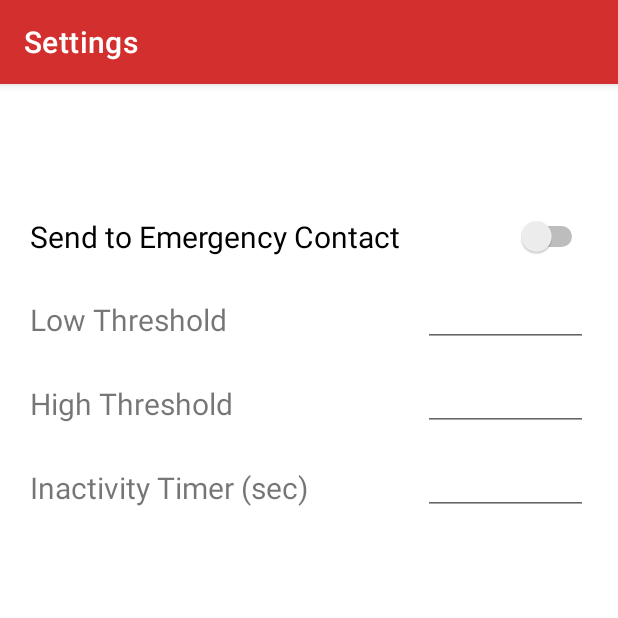
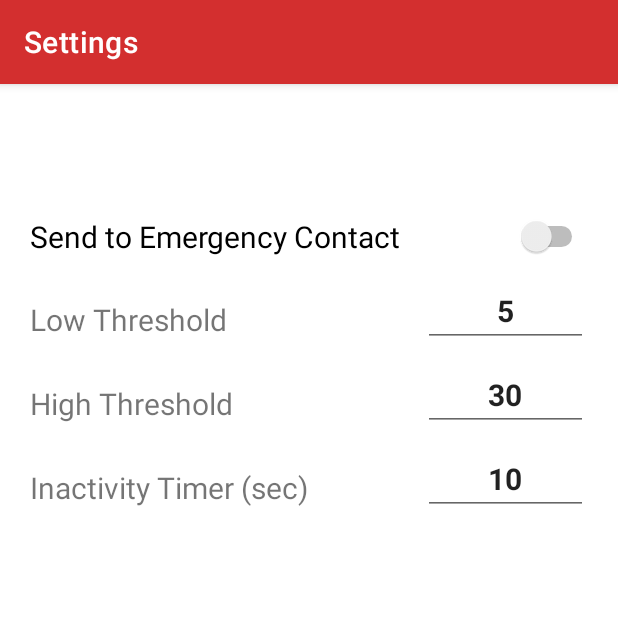
Before and after one commit to wxo15/GraVT, an Android app: the SettingsFragment screen opened through its navigation route, on a phone screen of 412 x 824 dp, the top half of it. Run offline under Robolectric (Android 15) with nearby library versions, the phone set to English and light mode, and no system bars; our stand-ins replace navigation-ui; libraries missing offline, so code that uses them is left out: com.jjoe64.graphview; 8 statements that could not run were skipped.

Commit message:
user setting persistence

```diff
--- a/app/src/main/java/com/example/gravt/ui/dashboard/DashboardFragment.java
+++ b/app/src/main/java/com/example/gravt/ui/dashboard/DashboardFragment.java
@@ -12,13 +12,9 @@ import android.view.ViewGroup;
 import android.widget.TextView;
 
 import androidx.annotation.NonNull;
-import androidx.annotation.Nullable;
 import androidx.fragment.app.Fragment;
-import androidx.lifecycle.Observer;
-import androidx.lifecycle.ViewModelProvider;
 
 import com.example.gravt.R;
-import com.example.gravt.databinding.ActivityMainBinding;
 import com.example.gravt.databinding.FragmentDashboardBinding;
 import com.jjoe64.graphview.GraphView;
 import com.jjoe64.graphview.Viewport;
@@ -31,7 +27,6 @@ import java.util.List;
 
 public class DashboardFragment extends Fragment {
 
-    private DashboardViewModel dashboardViewModel;
     private FragmentDashboardBinding binding;
 
     TextView txt_acc, txt_acc_curr;
@@ -88,8 +83,6 @@ public class DashboardFragment extends Fragment {
 
     public View onCreateView(@NonNull LayoutInflater inflater,
                              ViewGroup container, Bundle savedInstanceState) {
-        dashboardViewModel =
-                new ViewModelProvider(this).get(DashboardViewModel.class);
 
         binding = FragmentDashboardBinding.inflate(inflater, container, false);
         View root = binding.getRoot();
--- a/app/src/main/java/com/example/gravt/ui/dashboard/DashboardViewModel.java
+++ /dev/null
@@ -1,19 +0,0 @@
-package com.example.gravt.ui.dashboard;
-
-import androidx.lifecycle.LiveData;
-import androidx.lifecycle.MutableLiveData;
-import androidx.lifecycle.ViewModel;
-
-public class DashboardViewModel extends ViewModel {
-
-    private MutableLiveData<String> mText;
-
-    public DashboardViewModel() {
-        mText = new MutableLiveData<>();
-        mText.setValue("This is dashboard fragment");
-    }
-
-    public LiveData<String> getText() {
-        return mText;
-    }
-}
--- a/app/src/main/java/com/example/gravt/ui/settings/SettingsFragment.java
+++ b/app/src/main/java/com/example/gravt/ui/settings/SettingsFragment.java
@@ -1,5 +1,6 @@
 package com.example.gravt.ui.settings;
 
+import android.content.SharedPreferences;
 import android.os.Bundle;
 import android.view.LayoutInflater;
 import android.view.View;
@@ -7,22 +8,16 @@ import android.view.ViewGroup;
 import android.widget.TextView;
 
 import androidx.annotation.NonNull;
-import androidx.annotation.Nullable;
 import androidx.fragment.app.Fragment;
-import androidx.lifecycle.Observer;
-import androidx.lifecycle.ViewModelProvider;
 
 import com.example.gravt.databinding.FragmentSettingsBinding;
 
 public class SettingsFragment extends Fragment {
 
-    private SettingsViewModel settingsViewModel;
     private FragmentSettingsBinding binding;
 
     public View onCreateView(@NonNull LayoutInflater inflater,
                              ViewGroup container, Bundle savedInstanceState) {
-        settingsViewModel =
-                new ViewModelProvider(this).get(SettingsViewModel.class);
 
         binding = FragmentSettingsBinding.inflate(inflater, container, false);
         View root = binding.getRoot();
@@ -36,10 +31,34 @@ public class SettingsFragment extends Fragment {
             }
         });
          */
+
         return root;
     }
 
+    public void onResume() {
+        super.onResume();
+
+        // populate setting based on preferences
+        SharedPreferences settings = this.getActivity().getSharedPreferences("settings", 0);
+        binding.sendEmergencyContactSwitch.setChecked(settings.getBoolean("send_emergency_contact", false));
+        binding.editHighThreshold.setText(Integer.toString(settings.getInt("high_thres", 30)));
+        binding.editLowThreshold.setText(Integer.toString(settings.getInt("low_thres", 5)));
+        binding.editInactivityTimer.setText(Integer.toString(settings.getInt("inactivity_timer", 10)));
+    }
+
     @Override
+    public void onPause() {
+        super.onPause();
+        // write to preferences
+        SharedPreferences settings = this.getActivity().getSharedPreferences("settings", 0);
+        SharedPreferences.Editor editor = settings.edit();
+        editor.putBoolean("send_emergency_contact", binding.sendEmergencyContactSwitch.isChecked());
+        editor.putInt("high_thres", Integer.parseInt(binding.editHighThreshold.getText().toString()));
+        editor.putInt("low_thres", Integer.parseInt(binding.editLowThreshold.getText().toString()));
+        editor.putInt("inactivity_timer", Integer.parseInt(binding.editInactivityTimer.getText().toString()));
+        editor.commit();
+    }
+
     public void onDestroyView() {
         super.onDestroyView();
         binding = null;
--- a/app/src/main/java/com/example/gravt/ui/settings/SettingsViewModel.java
+++ /dev/null
@@ -1,19 +0,0 @@
-package com.example.gravt.ui.settings;
-
-import androidx.lifecycle.LiveData;
-import androidx.lifecycle.MutableLiveData;
-import androidx.lifecycle.ViewModel;
-
-public class SettingsViewModel extends ViewModel {
-
-    private MutableLiveData<String> mText;
-
-    public SettingsViewModel() {
-        mText = new MutableLiveData<>();
-        mText.setValue("This is settings fragment");
-    }
-
-    public LiveData<String> getText() {
-        return mText;
-    }
-}
--- a/app/src/main/res/layout/fragment_settings.xml
+++ b/app/src/main/res/layout/fragment_settings.xml
@@ -7,15 +7,18 @@
     tools:context=".ui.settings.SettingsFragment">
 
     <EditText
-        android:id="@+id/editTextNumber4"
+        android:id="@+id/edit_inactivity_timer"
         android:layout_width="110dp"
-        android:layout_height="32dp"
-        android:layout_marginTop="24dp"
+        android:layout_height="45dp"
         android:layout_marginEnd="20dp"
         android:ems="10"
         android:inputType="number"
-        app:layout_constraintEnd_toEndOf="parent"
-        app:layout_constraintTop_toBottomOf="@+id/editTextNumber2" />
+        android:maxLines="1"
+        android:textAlignment="center"
+        android:textSize="20sp"
+        android:textStyle="bold"
+        app:layout_constraintBottom_toBottomOf="@+id/textView3"
+        app:layout_constraintEnd_toEndOf="parent" />
 
     <TextView
         android:id="@+id/textView3"
@@ -29,15 +32,18 @@
         app:layout_constraintTop_toBottomOf="@+id/textView2" />
 
     <EditText
-        android:id="@+id/editTextNumber2"
+        android:id="@+id/edit_high_threshold"
         android:layout_width="110dp"
-        android:layout_height="32dp"
-        android:layout_marginTop="24dp"
+        android:layout_height="45dp"
         android:layout_marginEnd="20dp"
         android:ems="10"
         android:inputType="number"
-        app:layout_constraintEnd_toEndOf="parent"
-        app:layout_constraintTop_toBottomOf="@+id/editTextNumber" />
+        android:maxLines="1"
+        android:textAlignment="center"
+        android:textSize="20sp"
+        android:textStyle="bold"
+        app:layout_constraintBottom_toBottomOf="@+id/textView2"
+        app:layout_constraintEnd_toEndOf="parent" />
 
     <TextView
         android:id="@+id/textView2"
@@ -51,7 +57,7 @@
         app:layout_constraintTop_toBottomOf="@+id/textView" />
 
     <Switch
-        android:id="@+id/switch1"
+        android:id="@+id/send_emergency_contact_switch"
         android:layout_width="0dp"
         android:layout_height="35dp"
         android:layout_marginTop="28dp"
@@ -64,15 +70,18 @@
         app:layout_constraintTop_toTopOf="parent" />
 
     <EditText
-        android:id="@+id/editTextNumber"
+        android:id="@+id/edit_low_threshold"
         android:layout_width="110dp"
-        android:layout_height="32dp"
-        android:layout_marginTop="24dp"
+        android:layout_height="45dp"
         android:layout_marginEnd="20dp"
         android:ems="10"
         android:inputType="number"
-        app:layout_constraintEnd_toEndOf="parent"
-        app:layout_constraintTop_toBottomOf="@+id/switch1" />
+        android:maxLines="1"
+        android:textAlignment="center"
+        android:textSize="20sp"
+        android:textStyle="bold"
+        app:layout_constraintBottom_toBottomOf="@+id/textView"
+        app:layout_constraintEnd_toEndOf="parent" />
 
     <TextView
         android:id="@+id/textView"
@@ -83,6 +92,6 @@
         android:text="Low Threshold"
         android:textSize="20sp"
         app:layout_constraintStart_toStartOf="parent"
-        app:layout_constraintTop_toBottomOf="@+id/switch1" />
+        app:layout_constraintTop_toBottomOf="@+id/send_emergency_contact_switch" />
 
 </androidx.constraintlayout.widget.ConstraintLayout>
```
Also changed, not shown: app/src/main/java/com/example/gravt/MainActivity.java (+0 -15 lines).
